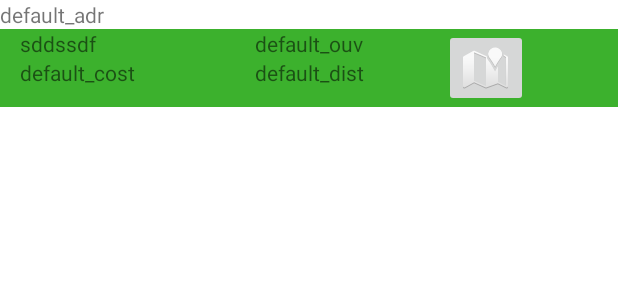
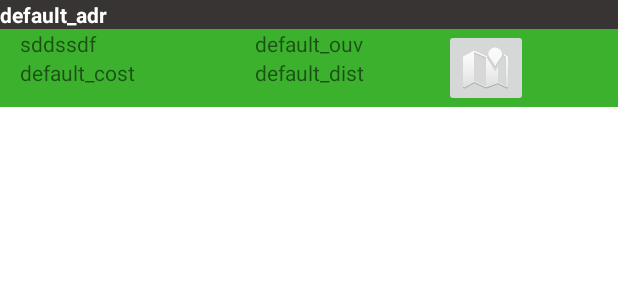
Before and after one commit to achaubet/ProjetFuelToday, an Android app: the layout best_station.xml on its own in the app's theme, with its tools: preview values and no code run, on a phone screen of 412 x 824 dp. Shown: the top 300 px of the screen. Run offline under Robolectric (Android 15) with nearby library versions, the phone set to English and light mode, and no system bars.

Commit message:
change layout best_station

```diff
--- a/app/src/main/res/layout/activity_main.xml
+++ b/app/src/main/res/layout/activity_main.xml
@@ -11,6 +11,7 @@
         android:id="@+id/swipeRefreshLayout"
         android:layout_width="match_parent"
         android:layout_height="match_parent"
+        android:background="@color/grey"
         android:orientation="vertical">
 
         <ListView
--- a/app/src/main/res/layout/best_station.xml
+++ b/app/src/main/res/layout/best_station.xml
@@ -13,9 +13,12 @@
 
         <TextView
             android:id="@+id/textAdr"
-            android:layout_width="wrap_content"
+            android:layout_width="match_parent"
             android:layout_height="wrap_content"
-            android:text="@string/text_adr" />
+            android:text="@string/text_adr"
+            android:textColor="@color/white"
+            android:background="@color/dark_grey"
+            android:textStyle="bold" />
 
         <LinearLayout
             android:id="@+id/backgroundlinear"
--- a/app/src/main/res/values/colors.xml
+++ b/app/src/main/res/values/colors.xml
@@ -5,6 +5,8 @@
     <color name="purple_700">#EDEDB33F</color>
     <color name="teal_200">#FF03DAC5</color>
     <color name="teal_700">#FF018786</color>
+    <color name="dark_grey">#383434</color>
+    <color name="grey">#504C54</color>
     <color name="black">#FF000000</color>
     <color name="white">#FFFFFFFF</color>
     <color name="green">#3cb12d</color>
```
